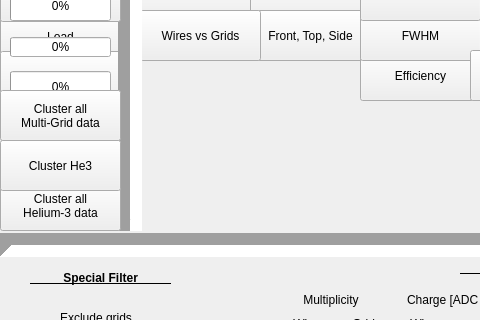
First picture: the form in Windows/title_screen.ui, repository AlexanderBackis/MultiGridAnalysis, before the edit; both pictures show x 0 to 480 and y 306 to 626 of the 1260 by 750 pixel window.
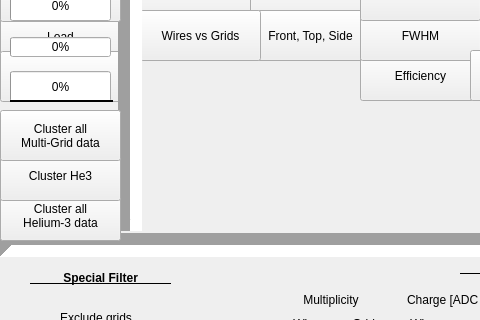
Second picture: the form after the edit. Icons and pictures are not drawn.

The edit to the form file:
```diff
--- a/Windows/title_screen.ui
+++ b/Windows/title_screen.ui
@@ -1707,7 +1707,7 @@
     <property name="geometry">
      <rect>
       <x>0</x>
-      <y>450</y>
+      <y>460</y>
       <width>121</width>
       <height>51</height>
      </rect>
@@ -1786,7 +1786,7 @@
     <property name="geometry">
      <rect>
       <x>0</x>
-      <y>410</y>
+      <y>420</y>
       <width>121</width>
       <height>51</height>
      </rect>
@@ -1799,7 +1799,7 @@
     <property name="geometry">
      <rect>
       <x>0</x>
-      <y>360</y>
+      <y>380</y>
       <width>121</width>
       <height>51</height>
      </rect>
@@ -1920,6 +1920,26 @@
      <string>ToF bins</string>
     </property>
    </widget>
+   <widget class="QLabel" name="label_44">
+    <property name="geometry">
+     <rect>
+      <x>10</x>
+      <y>350</y>
+      <width>111</width>
+      <height>31</height>
+     </rect>
+    </property>
+    <property name="font">
+     <font>
+      <weight>75</weight>
+      <bold>true</bold>
+      <underline>true</underline>
+     </font>
+    </property>
+    <property name="text">
+     <string>                               </string>
+    </property>
+   </widget>
   </widget>
   <widget class="QMenuBar" name="menuBar">
    <property name="geometry">
```
